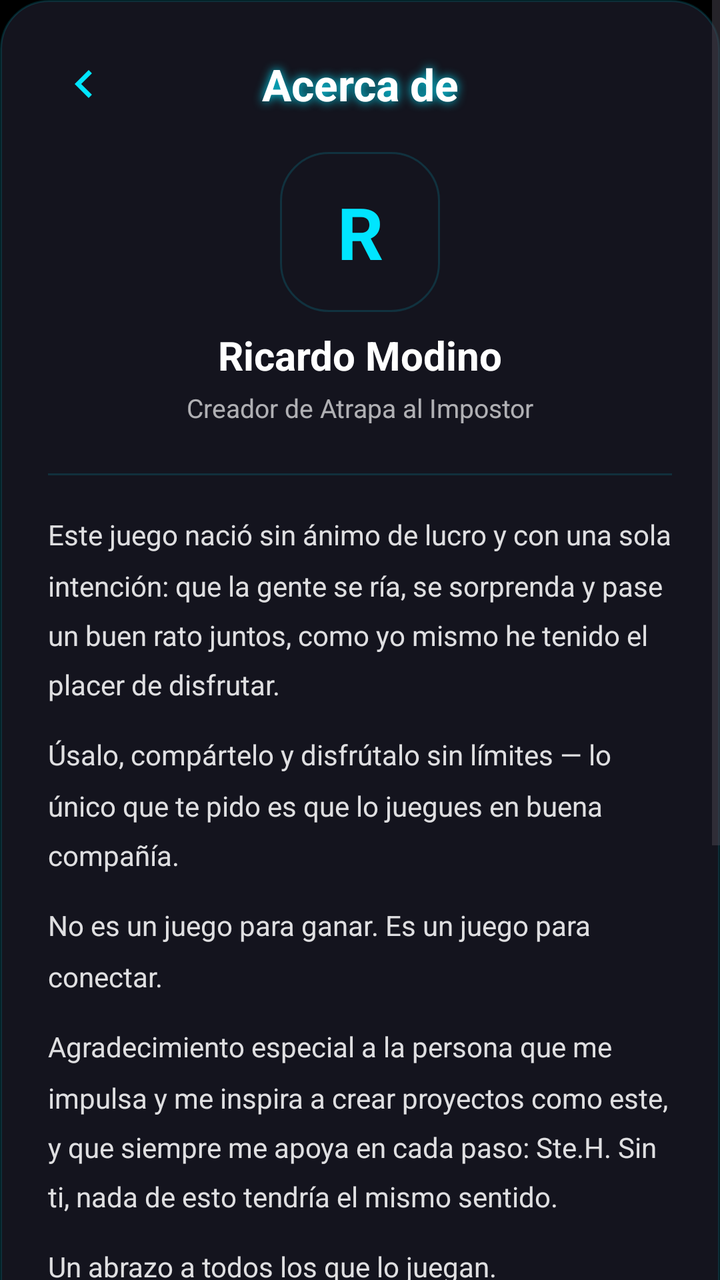
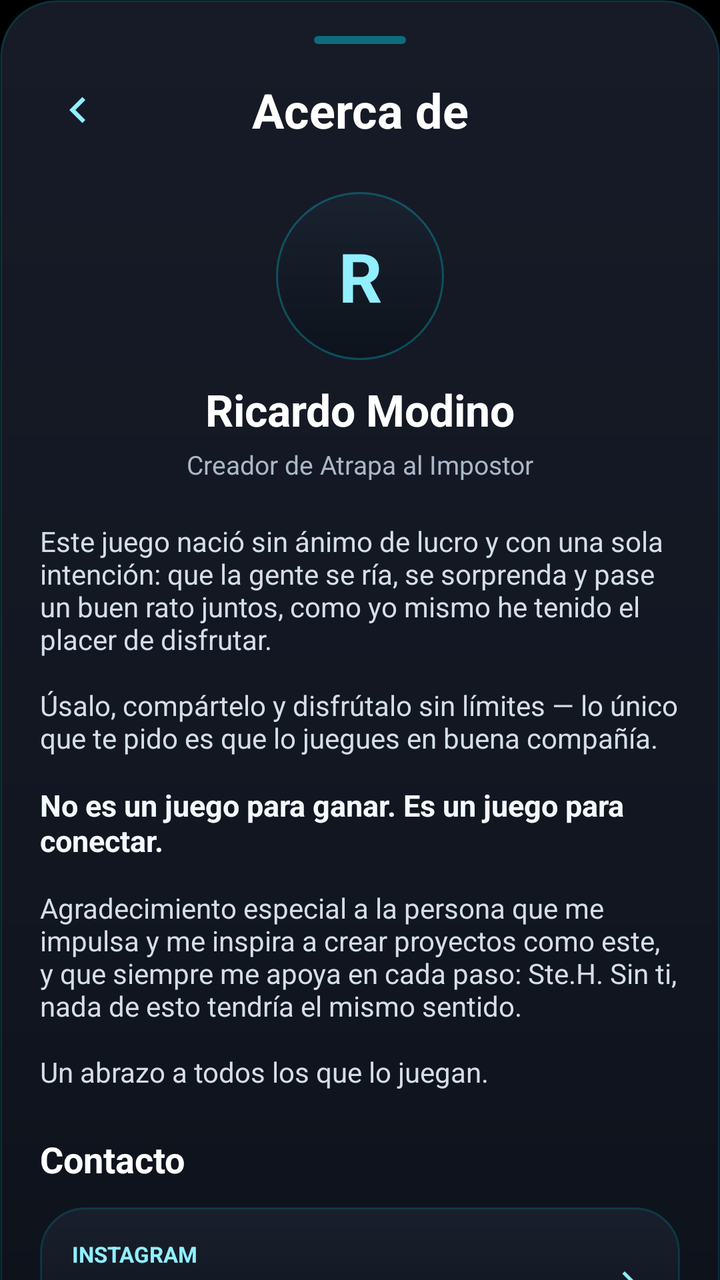

The first picture is an Android layout as it rendered before a commit; the second is the same layout after the commit. The layout source and the unified diff follow.
<!-- AndroidManifest.xml: application theme Theme.ImpostorGame -->
<!-- res/layout/bottomsheet_acerca_de_final.xml -->
<?xml version="1.0" encoding="utf-8"?>
<ScrollView xmlns:android="http://schemas.android.com/apk/res/android"
    xmlns:app="http://schemas.android.com/apk/res-auto"
    android:layout_width="match_parent"
    android:layout_height="match_parent"
    android:fillViewport="true">

    <LinearLayout
        android:id="@+id/rootAcercaDe"
        android:layout_width="match_parent"
        android:layout_height="wrap_content"
        android:orientation="vertical"
        android:padding="24dp"
        android:background="@drawable/bg_reveal_content">

        <LinearLayout
            android:layout_width="match_parent"
            android:layout_height="wrap_content"
            android:orientation="horizontal"
            android:gravity="center_vertical"
            android:layout_marginBottom="16dp">

            <ImageView
                android:id="@+id/btnBack"
                android:layout_width="36dp"
                android:layout_height="36dp"
                android:src="@drawable/ic_arrow_back"
                app:tint="#00E5FF"
                android:padding="4dp"
                android:clickable="true"
                android:focusable="true" />

            <TextView
                android:id="@+id/txtTituloAcercaDe"
                android:layout_width="0dp"
                android:layout_height="wrap_content"
                android:layout_weight="1"
                android:gravity="center"
                android:text="@string/acerca_titulo"
                android:textColor="@android:color/white"
                android:textSize="22sp"
                android:textStyle="bold"
                android:shadowColor="#00E5FF"
                android:shadowDx="0"
                android:shadowDy="0"
                android:shadowRadius="12" />

            <View android:layout_width="36dp" android:layout_height="36dp" />

        </LinearLayout>

        
        <TextView
            android:id="@+id/txtAvatar"
            android:layout_width="80dp"
            android:layout_height="80dp"
            android:layout_gravity="center_horizontal"
            android:layout_marginBottom="8dp"
            android:text="R"
            android:textSize="36sp"
            android:textStyle="bold"
            android:textColor="#00E5FF"
            android:gravity="center"
            android:background="@drawable/bg_reveal_content"
            android:elevation="4dp" />

        <TextView android:layout_width="match_parent" android:layout_height="wrap_content" android:gravity="center" android:text="Ricardo Modino" android:textColor="@android:color/white" android:textSize="20sp" android:textStyle="bold" android:layout_marginBottom="4dp" />
        <TextView android:layout_width="match_parent" android:layout_height="wrap_content" android:gravity="center" android:text="@string/acerca_creador" android:textColor="#AAFFFFFF" android:textSize="13sp" android:layout_marginBottom="24dp" />

        <View android:layout_width="match_parent" android:layout_height="1dp" android:background="#2200E5FF" android:layout_marginBottom="20dp" />

        <TextView android:layout_width="match_parent" android:layout_height="wrap_content" android:text="@string/acerca_descripcion" android:textColor="#DDFFFFFF" android:textSize="14sp" android:lineSpacingMultiplier="1.5" android:layout_marginBottom="16dp" />
        <TextView android:layout_width="match_parent" android:layout_height="wrap_content" android:text="@string/acerca_uso" android:textColor="#DDFFFFFF" android:textSize="14sp" android:lineSpacingMultiplier="1.5" android:layout_marginBottom="16dp" />
        <TextView android:layout_width="match_parent" android:layout_height="wrap_content" android:text="@string/acerca_frase" android:textColor="#DDFFFFFF" android:textSize="14sp" android:lineSpacingMultiplier="1.5" android:layout_marginBottom="16dp" />
        <TextView android:layout_width="match_parent" android:layout_height="wrap_content" android:text="@string/acerca_agradecimiento" android:textColor="#DDFFFFFF" android:textSize="14sp" android:lineSpacingMultiplier="1.5" android:layout_marginBottom="16dp" />
        <TextView android:layout_width="match_parent" android:layout_height="wrap_content" android:text="@string/acerca_abrazo" android:textColor="#DDFFFFFF" android:textSize="14sp" android:lineSpacingMultiplier="1.5" android:layout_marginBottom="28dp" />

        <View android:layout_width="match_parent" android:layout_height="1dp" android:background="#2200E5FF" android:layout_marginBottom="20dp" />

        <TextView android:layout_width="match_parent" android:layout_height="wrap_content" android:text="@string/acerca_contacto" android:textColor="@android:color/white" android:textSize="16sp" android:textStyle="bold" android:layout_marginBottom="14dp" />

        <LinearLayout
            android:id="@+id/layoutInstagram"
            android:layout_width="match_parent"
            android:layout_height="wrap_content"
            android:orientation="horizontal"
            android:gravity="center_vertical"
            android:layout_marginBottom="12dp"
            android:clickable="true"
            android:focusable="true"
            android:padding="12dp"
            android:background="@drawable/bg_reveal_content">
            <TextView android:layout_width="32dp" android:layout_height="32dp" android:text="📸" android:textSize="18sp" android:gravity="center" />
            <LinearLayout android:layout_width="0dp" android:layout_height="wrap_content" android:layout_weight="1" android:orientation="vertical" android:layout_marginStart="12dp">
                <TextView android:layout_width="wrap_content" android:layout_height="wrap_content" android:text="Instagram" android:textColor="#AAFFFFFF" android:textSize="12sp" />
                <TextView android:layout_width="wrap_content" android:layout_height="wrap_content" android:text="@elrichi27" android:textColor="@android:color/white" android:textSize="15sp" android:textStyle="bold" />
            </LinearLayout>
            <TextView android:layout_width="wrap_content" android:layout_height="wrap_content" android:text="›" android:textColor="#00E5FF" android:textSize="20sp" />
        </LinearLayout>

        <LinearLayout
            android:id="@+id/layoutEmail"
            android:layout_width="match_parent"
            android:layout_height="wrap_content"
            android:orientation="horizontal"
            android:gravity="center_vertical"
            android:layout_marginBottom="12dp"
            android:clickable="true"
            android:focusable="true"
            android:padding="12dp"
            android:background="@drawable/bg_reveal_content">
            <TextView android:layout_width="32dp" android:layout_height="32dp" android:text="✉️" android:textSize="18sp" android:gravity="center" />
            <LinearLayout android:layout_width="0dp" android:layout_height="wrap_content" android:layout_weight="1" android:orientation="vertical" android:layout_marginStart="12dp">
                <TextView android:layout_width="wrap_content" android:layout_height="wrap_content" android:text="@string/acerca_email_label" android:textColor="#AAFFFFFF" android:textSize="12sp" />
                <TextView android:layout_width="wrap_content" android:layout_height="wrap_content" android:text="modinoricardo@gmail.com" android:textColor="@android:color/white" android:textSize="15sp" android:textStyle="bold" />
            </LinearLayout>
            <TextView android:layout_width="wrap_content" android:layout_height="wrap_content" android:text="›" android:textColor="#00E5FF" android:textSize="20sp" />
        </LinearLayout>

        <LinearLayout
            android:id="@+id/layoutGithub"
            android:layout_width="match_parent"
            android:layout_height="wrap_content"
            android:orientation="horizontal"
            android:gravity="center_vertical"
            android:layout_marginBottom="12dp"
            android:clickable="true"
            android:focusable="true"
            android:padding="12dp"
            android:background="@drawable/bg_reveal_content">
            <TextView android:layout_width="32dp" android:layout_height="32dp" android:text="💻" android:textSize="18sp" android:gravity="center" />
            <LinearLayout android:layout_width="0dp" android:layout_height="wrap_content" android:layout_weight="1" android:orientation="vertical" android:layout_marginStart="12dp">
                <TextView android:layout_width="wrap_content" android:layout_height="wrap_content" android:text="GitHub" android:textColor="#AAFFFFFF" android:textSize="12sp" />
                <TextView android:layout_width="wrap_content" android:layout_height="wrap_content" android:text="modinoricardo" android:textColor="@android:color/white" android:textSize="15sp" android:textStyle="bold" />
            </LinearLayout>
            <TextView android:layout_width="wrap_content" android:layout_height="wrap_content" android:text="›" android:textColor="#00E5FF" android:textSize="20sp" />
        </LinearLayout>


    </LinearLayout>
</ScrollView>
<!-- resources referenced by this layout -->
<resources>
  <!-- drawable bg_reveal_content (drawable) -->
  <?xml version="1.0" encoding="utf-8"?>
  <shape xmlns:android="http://schemas.android.com/apk/res/android">
      <solid android:color="#14141E" />
      <corners android:radius="24dp" />
      <stroke android:width="1dp" android:color="#2500E5FF" />
  </shape>
  <string name="acerca_abrazo">Un abrazo a todos los que lo juegan.</string>
  <string name="acerca_agradecimiento">Agradecimiento especial a la persona que me impulsa y me inspira a crear proyectos como este, y que siempre me apoya en cada paso: Ste.H. Sin ti, nada de esto tendría el mismo sentido.</string>
  <string name="acerca_contacto">Contacto</string>
  <string name="acerca_creador">Creador de Atrapa al Impostor</string>
  <string name="acerca_descripcion">Este juego nació sin ánimo de lucro y con una sola intención: que la gente se ría, se sorprenda y pase un buen rato juntos, como yo mismo he tenido el placer de disfrutar.</string>
  <string name="acerca_email_label">Correo</string>
  <string name="acerca_frase">No es un juego para ganar. Es un juego para conectar.</string>
  <string name="acerca_titulo">Acerca de</string>
  <string name="acerca_uso">Úsalo, compártelo y disfrútalo sin límites — lo único que te pido es que lo juegues en buena compañía.</string>
  <style name="Theme.ImpostorGame" parent="Base.Theme.ImpostorGame">
          <item name="colorPrimary">#00E5FF</item>
          <item name="colorOnPrimary">#FFFFFF</item>
          <item name="android:statusBarColor">@android:color/transparent</item>
          <item name="android:navigationBarColor">@android:color/transparent</item>
          <item name="android:windowBackground">@android:color/black</item>
      </style>
  <style name="Base.Theme.ImpostorGame" parent="Theme.Material3.DayNight.NoActionBar">
          <item name="android:textViewStyle">@style/ImpostorGame.TextView</item>
      </style>
  <style name="ImpostorGame.TextView" parent="android:Widget.TextView">
          <item name="android:hyphenationFrequency">none</item>
          <item name="android:breakStrategy">simple</item>
      </style>
  <!-- unchanged entries left out for length: 1 -->
</resources>

<!-- the commit's change to res/layout/bottomsheet_acerca_de_final.xml (unified diff, before → after) -->
@@ -1,5 +1,5 @@
 <?xml version="1.0" encoding="utf-8"?>
-<ScrollView xmlns:android="http://schemas.android.com/apk/res/android"
+<androidx.core.widget.NestedScrollView xmlns:android="http://schemas.android.com/apk/res/android"
     xmlns:app="http://schemas.android.com/apk/res-auto"
     android:layout_width="match_parent"
     android:layout_height="match_parent"
@@ -9,26 +9,33 @@
         android:id="@+id/rootAcercaDe"
         android:layout_width="match_parent"
         android:layout_height="wrap_content"
+        android:background="@drawable/bg_final_sheet_surface"
         android:orientation="vertical"
-        android:padding="24dp"
-        android:background="@drawable/bg_reveal_content">
-
-        <LinearLayout
-            android:layout_width="match_parent"
-            android:layout_height="wrap_content"
-            android:orientation="horizontal"
-            android:gravity="center_vertical"
-            android:layout_marginBottom="16dp">
+        android:paddingStart="20dp"
+        android:paddingTop="18dp"
+        android:paddingEnd="20dp"
+        android:paddingBottom="24dp">
+
+        <View
+            android:layout_width="46dp"
+            android:layout_height="4dp"
+            android:layout_gravity="center_horizontal"
+            android:layout_marginBottom="14dp"
+            android:background="@drawable/bg_estilo_final_handle" />
+
+        <LinearLayout
+            android:layout_width="match_parent"
+            android:layout_height="wrap_content"
+            android:gravity="center_vertical"
+            android:orientation="horizontal">
 
             <ImageView
                 android:id="@+id/btnBack"
-                android:layout_width="36dp"
-                android:layout_height="36dp"
+                android:layout_width="38dp"
+                android:layout_height="38dp"
+                android:padding="6dp"
                 android:src="@drawable/ic_arrow_back"
-                app:tint="#00E5FF"
-                android:padding="4dp"
-                android:clickable="true"
-                android:focusable="true" />
+                app:tint="#91EFFF" />
 
             <TextView
                 android:id="@+id/txtTituloAcercaDe"
@@ -38,104 +45,225 @@
                 android:gravity="center"
                 android:text="@string/acerca_titulo"
                 android:textColor="@android:color/white"
-                android:textSize="22sp"
-                android:textStyle="bold"
-                android:shadowColor="#00E5FF"
-                android:shadowDx="0"
-                android:shadowDy="0"
-                android:shadowRadius="12" />
-
-            <View android:layout_width="36dp" android:layout_height="36dp" />
-
-        </LinearLayout>
-
-        
+                android:textSize="24sp"
+                android:textStyle="bold" />
+
+            <View
+                android:layout_width="38dp"
+                android:layout_height="38dp" />
+
+        </LinearLayout>
+
         <TextView
             android:id="@+id/txtAvatar"
-            android:layout_width="80dp"
-            android:layout_height="80dp"
+            android:layout_width="84dp"
+            android:layout_height="84dp"
             android:layout_gravity="center_horizontal"
-            android:layout_marginBottom="8dp"
+            android:layout_marginTop="22dp"
+            android:layout_marginBottom="10dp"
+            android:background="@drawable/bg_final_avatar"
+            android:gravity="center"
             android:text="R"
-            android:textSize="36sp"
-            android:textStyle="bold"
-            android:textColor="#00E5FF"
+            android:textColor="#91EFFF"
+            android:textSize="34sp"
+            android:textStyle="bold" />
+
+        <TextView
+            android:layout_width="match_parent"
+            android:layout_height="wrap_content"
             android:gravity="center"
-            android:background="@drawable/bg_reveal_content"
-            android:elevation="4dp" />
-
-        <TextView android:layout_width="match_parent" android:layout_height="wrap_content" android:gravity="center" android:text="Ricardo Modino" android:textColor="@android:color/white" android:textSize="20sp" android:textStyle="bold" android:layout_marginBottom="4dp" />
-        <TextView android:layout_width="match_parent" android:layout_height="wrap_content" android:gravity="center" android:text="@string/acerca_creador" android:textColor="#AAFFFFFF" android:textSize="13sp" android:layout_marginBottom="24dp" />
-
-        <View android:layout_width="match_parent" android:layout_height="1dp" android:background="#2200E5FF" android:layout_marginBottom="20dp" />
-
-        <TextView android:layout_width="match_parent" android:layout_height="wrap_content" android:text="@string/acerca_descripcion" android:textColor="#DDFFFFFF" android:textSize="14sp" android:lineSpacingMultiplier="1.5" android:layout_marginBottom="16dp" />
-        <TextView android:layout_width="match_parent" android:layout_height="wrap_content" android:text="@string/acerca_uso" android:textColor="#DDFFFFFF" android:textSize="14sp" android:lineSpacingMultiplier="1.5" android:layout_marginBottom="16dp" />
-        <TextView android:layout_width="match_parent" android:layout_height="wrap_content" android:text="@string/acerca_frase" android:textColor="#DDFFFFFF" android:textSize="14sp" android:lineSpacingMultiplier="1.5" android:layout_marginBottom="16dp" />
-        <TextView android:layout_width="match_parent" android:layout_height="wrap_content" android:text="@string/acerca_agradecimiento" android:textColor="#DDFFFFFF" android:textSize="14sp" android:lineSpacingMultiplier="1.5" android:layout_marginBottom="16dp" />
-        <TextView android:layout_width="match_parent" android:layout_height="wrap_content" android:text="@string/acerca_abrazo" android:textColor="#DDFFFFFF" android:textSize="14sp" android:lineSpacingMultiplier="1.5" android:layout_marginBottom="28dp" />
-
-        <View android:layout_width="match_parent" android:layout_height="1dp" android:background="#2200E5FF" android:layout_marginBottom="20dp" />
-
-        <TextView android:layout_width="match_parent" android:layout_height="wrap_content" android:text="@string/acerca_contacto" android:textColor="@android:color/white" android:textSize="16sp" android:textStyle="bold" android:layout_marginBottom="14dp" />
+            android:text="Ricardo Modino"
+            android:textColor="@android:color/white"
+            android:textSize="22sp"
+            android:textStyle="bold" />
+
+        <TextView
+            android:layout_width="match_parent"
+            android:layout_height="wrap_content"
+            android:layout_marginTop="4dp"
+            android:layout_marginBottom="20dp"
+            android:gravity="center"
+            android:text="@string/acerca_creador"
+            android:textColor="#A9B7C7"
+            android:textSize="13sp" />
+
+        <TextView
+            android:layout_width="match_parent"
+            android:layout_height="wrap_content"
+            android:layout_marginBottom="14dp"
+            android:text="@string/acerca_descripcion"
+            android:textColor="#D4DEE8"
+            android:textSize="14sp" />
+
+        <TextView
+            android:layout_width="match_parent"
+            android:layout_height="wrap_content"
+            android:layout_marginBottom="14dp"
+            android:text="@string/acerca_uso"
+            android:textColor="#D4DEE8"
+            android:textSize="14sp" />
+
+        <TextView
+            android:layout_width="match_parent"
+            android:layout_height="wrap_content"
+            android:layout_marginBottom="14dp"
+            android:text="@string/acerca_frase"
+            android:textColor="#F2FBFF"
+            android:textSize="15sp"
+            android:textStyle="bold" />
+
+        <TextView
+            android:layout_width="match_parent"
+            android:layout_height="wrap_content"
+            android:layout_marginBottom="14dp"
+            android:text="@string/acerca_agradecimiento"
+            android:textColor="#D4DEE8"
+            android:textSize="14sp" />
+
+        <TextView
+            android:layout_width="match_parent"
+            android:layout_height="wrap_content"
+            android:layout_marginBottom="22dp"
+            android:text="@string/acerca_abrazo"
+            android:textColor="#D4DEE8"
+            android:textSize="14sp" />
+
+        <TextView
+            android:layout_width="match_parent"
+            android:layout_height="wrap_content"
+            android:layout_marginBottom="12dp"
+            android:text="@string/acerca_contacto"
+            android:textColor="@android:color/white"
+            android:textSize="18sp"
+            android:textStyle="bold" />
 
         <LinearLayout
             android:id="@+id/layoutInstagram"
             android:layout_width="match_parent"
             android:layout_height="wrap_content"
+            android:layout_marginBottom="10dp"
+            android:background="@drawable/bg_final_sheet_option"
+            android:gravity="center_vertical"
             android:orientation="horizontal"
-            android:gravity="center_vertical"
-            android:layout_marginBottom="12dp"
-            android:clickable="true"
-            android:focusable="true"
-            android:padding="12dp"
-            android:background="@drawable/bg_reveal_content">
-            <TextView android:layout_width="32dp" android:layout_height="32dp" android:text="📸" android:textSize="18sp" android:gravity="center" />
-            <LinearLayout android:layout_width="0dp" android:layout_height="wrap_content" android:layout_weight="1" android:orientation="vertical" android:layout_marginStart="12dp">
-                <TextView android:layout_width="wrap_content" android:layout_height="wrap_content" android:text="Instagram" android:textColor="#AAFFFFFF" android:textSize="12sp" />
-                <TextView android:layout_width="wrap_content" android:layout_height="wrap_content" android:text="@elrichi27" android:textColor="@android:color/white" android:textSize="15sp" android:textStyle="bold" />
+            android:padding="16dp">
+
+            <LinearLayout
+                android:layout_width="0dp"
+                android:layout_height="wrap_content"
+                android:layout_weight="1"
+                android:orientation="vertical">
+
+                <TextView
+                    android:layout_width="wrap_content"
+                    android:layout_height="wrap_content"
+                    android:text="INSTAGRAM"
+                    android:textColor="#91EFFF"
+                    android:textSize="11sp"
+                    android:textStyle="bold" />
+
+                <TextView
+                    android:layout_width="wrap_content"
+                    android:layout_height="wrap_content"
+                    android:layout_marginTop="6dp"
+                    android:text="\@elrichi27"
+                    android:textColor="@android:color/white"
+                    android:textSize="16sp"
+                    android:textStyle="bold" />
+
             </LinearLayout>
-            <TextView android:layout_width="wrap_content" android:layout_height="wrap_content" android:text="›" android:textColor="#00E5FF" android:textSize="20sp" />
+
+            <ImageView
+                android:layout_width="20dp"
+                android:layout_height="20dp"
+                android:src="@drawable/chevron_right_24"
+                app:tint="#91EFFF" />
+
         </LinearLayout>
 
         <LinearLayout
             android:id="@+id/layoutEmail"
             android:layout_width="match_parent"
             android:layout_height="wrap_content"
+            android:layout_marginBottom="10dp"
+            android:background="@drawable/bg_final_sheet_option"
+            android:gravity="center_vertical"
             android:orientation="horizontal"
-            android:gravity="center_vertical"
-            android:layout_marginBottom="12dp"
-            android:clickable="true"
-            android:focusable="true"
-            android:padding="12dp"
-            android:background="@drawable/bg_reveal_content">
-            <TextView android:layout_width="32dp" android:layout_height="32dp" android:text="✉️" android:textSize="18sp" android:gravity="center" />
-            <LinearLayout android:layout_width="0dp" android:layout_height="wrap_content" android:layout_weight="1" android:orientation="vertical" android:layout_marginStart="12dp">
-                <TextView android:layout_width="wrap_content" android:layout_height="wrap_content" android:text="@string/acerca_email_label" android:textColor="#AAFFFFFF" android:textSize="12sp" />
-                <TextView android:layout_width="wrap_content" android:layout_height="wrap_content" android:text="modinoricardo@gmail.com" android:textColor="@android:color/white" android:textSize="15sp" android:textStyle="bold" />
+            android:padding="16dp">
+
+            <LinearLayout
+                android:layout_width="0dp"
+                android:layout_height="wrap_content"
+                android:layout_weight="1"
+                android:orientation="vertical">
+
+                <TextView
+                    android:layout_width="wrap_content"
+                    android:layout_height="wrap_content"
+                    android:text="@string/acerca_email_label"
+                    android:textColor="#91EFFF"
+                    android:textSize="11sp"
+                    android:textStyle="bold" />
+
+                <TextView
+                    android:layout_width="wrap_content"
+                    android:layout_height="wrap_content"
+                    android:layout_marginTop="6dp"
+                    android:text="modinoricardo@gmail.com"
+                    android:textColor="@android:color/white"
+                    android:textSize="16sp"
+                    android:textStyle="bold" />
+
             </LinearLayout>
-            <TextView android:layout_width="wrap_content" android:layout_height="wrap_content" android:text="›" android:textColor="#00E5FF" android:textSize="20sp" />
+
+            <ImageView
+                android:layout_width="20dp"
+                android:layout_height="20dp"
+                android:src="@drawable/chevron_right_24"
+                app:tint="#91EFFF" />
+
         </LinearLayout>
 
         <LinearLayout
             android:id="@+id/layoutGithub"
             android:layout_width="match_parent"
             android:layout_height="wrap_content"
+            android:background="@drawable/bg_final_sheet_option"
+            android:gravity="center_vertical"
             android:orientation="horizontal"
-            android:gravity="center_vertical"
-            android:layout_marginBottom="12dp"
-            android:clickable="true"
-            android:focusable="true"
-            android:padding="12dp"
-            android:background="@drawable/bg_reveal_content">
-            <TextView android:layout_width="32dp" android:layout_height="32dp" android:text="💻" android:textSize="18sp" android:gravity="center" />
-            <LinearLayout android:layout_width="0dp" android:layout_height="wrap_content" android:layout_weight="1" android:orientation="vertical" android:layout_marginStart="12dp">
-                <TextView android:layout_width="wrap_content" android:layout_height="wrap_content" android:text="GitHub" android:textColor="#AAFFFFFF" android:textSize="12sp" />
-                <TextView android:layout_width="wrap_content" android:layout_height="wrap_content" android:text="modinoricardo" android:textColor="@android:color/white" android:textSize="15sp" android:textStyle="bold" />
+            android:padding="16dp">
+
+            <LinearLayout
+                android:layout_width="0dp"
+                android:layout_height="wrap_content"
+                android:layout_weight="1"
+                android:orientation="vertical">
+
+                <TextView
+                    android:layout_width="wrap_content"
+                    android:layout_height="wrap_content"
+                    android:text="GITHUB"
+                    android:textColor="#91EFFF"
+                    android:textSize="11sp"
+                    android:textStyle="bold" />
+
+                <TextView
+                    android:layout_width="wrap_content"
+                    android:layout_height="wrap_content"
+                    android:layout_marginTop="6dp"
+                    android:text="modinoricardo"
+                    android:textColor="@android:color/white"
+                    android:textSize="16sp"
+                    android:textStyle="bold" />
+
             </LinearLayout>
-            <TextView android:layout_width="wrap_content" android:layout_height="wrap_content" android:text="›" android:textColor="#00E5FF" android:textSize="20sp" />
-        </LinearLayout>
-
+
+            <ImageView
+                android:layout_width="20dp"
+                android:layout_height="20dp"
+                android:src="@drawable/chevron_right_24"
+                app:tint="#91EFFF" />
+
+        </LinearLayout>
 
     </LinearLayout>
-</ScrollView>
+</androidx.core.widget.NestedScrollView>
<!-- resource entries referenced after the edit -->
@@ -1,12 +1,54 @@
 <!-- resources referenced by this layout -->
 <resources>
-  <!-- drawable bg_reveal_content (drawable) -->
+  <!-- drawable bg_estilo_final_handle (drawable) -->
   <?xml version="1.0" encoding="utf-8"?>
   <shape xmlns:android="http://schemas.android.com/apk/res/android">
-      <solid android:color="#14141E" />
-      <corners android:radius="24dp" />
-      <stroke android:width="1dp" android:color="#2500E5FF" />
+      <solid android:color="#6600E5FF" />
+      <corners android:radius="999dp" />
   </shape>
+  <!-- drawable bg_final_avatar (drawable) -->
+  <?xml version="1.0" encoding="utf-8"?>
+  <shape xmlns:android="http://schemas.android.com/apk/res/android"
+      android:shape="oval">
+      <gradient
+          android:angle="270"
+          android:startColor="#1A2230"
+          android:endColor="#0D131C" />
+      <stroke
+          android:width="1dp"
+          android:color="#4400E5FF" />
+  </shape>
+  <!-- drawable bg_final_sheet_option (drawable) -->
+  <?xml version="1.0" encoding="utf-8"?>
+  <shape xmlns:android="http://schemas.android.com/apk/res/android">
+      <gradient
+          android:angle="270"
+          android:startColor="#19202D"
+          android:endColor="#0E131C" />
+      <corners android:radius="22dp" />
+      <stroke
+          android:width="1dp"
+          android:color="#2500E5FF" />
+  </shape>
+  <!-- drawable bg_final_sheet_surface (drawable) -->
+  <?xml version="1.0" encoding="utf-8"?>
+  <shape xmlns:android="http://schemas.android.com/apk/res/android">
+      <gradient
+          android:angle="270"
+          android:startColor="#171B27"
+          android:centerColor="#111621"
+          android:endColor="#0A0E15" />
+      <corners android:radius="28dp" />
+      <stroke
+          android:width="1dp"
+          android:color="#2600E5FF" />
+  </shape>
+  <!-- drawable chevron_right_24 (drawable) -->
+  <vector xmlns:android="http://schemas.android.com/apk/res/android" android:height="24dp" android:tint="#000000" android:viewportHeight="24" android:viewportWidth="24" android:width="24dp">
+        
+      <path android:fillColor="@android:color/white" android:pathData="M10,6L8.59,7.41 13.17,12l-4.58,4.59L10,18l6,-6z"/>
+      
+  </vector>
   <string name="acerca_abrazo">Un abrazo a todos los que lo juegan.</string>
   <string name="acerca_agradecimiento">Agradecimiento especial a la persona que me impulsa y me inspira a crear proyectos como este, y que siempre me apoya en cada paso: Ste.H. Sin ti, nada de esto tendría el mismo sentido.</string>
   <string name="acerca_contacto">Contacto</string>
